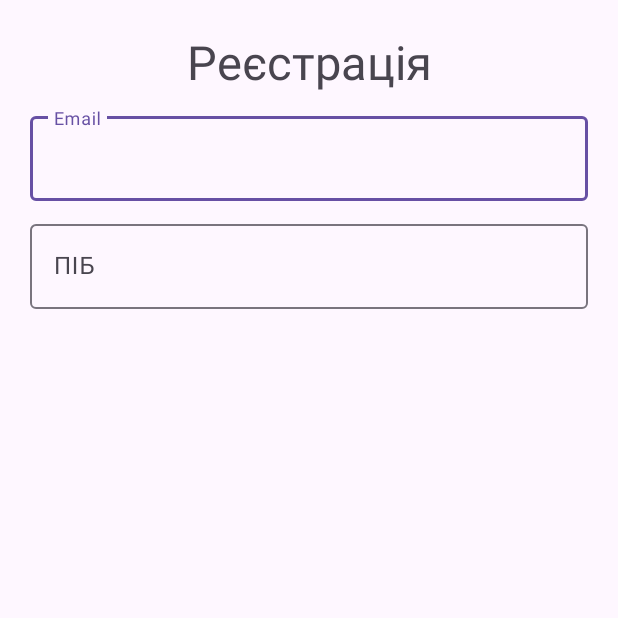
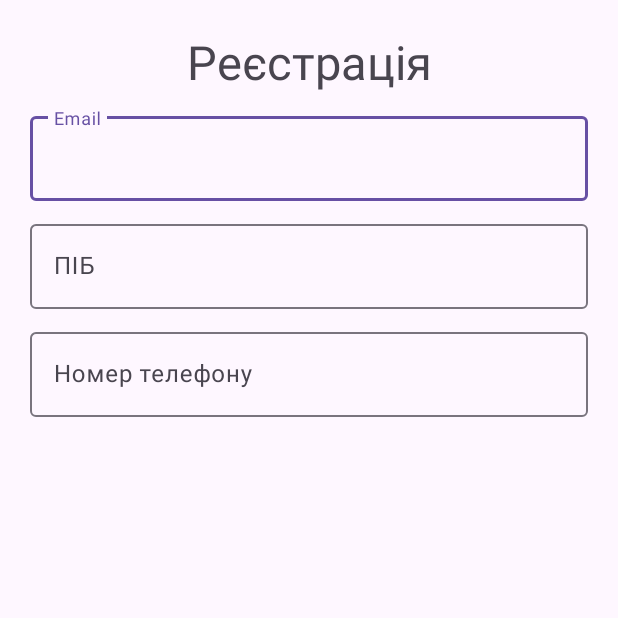
Before and after one commit to Light2Night/LiteAndroidApp, an Android app: the screen it shows after launch (MainActivity), on a phone screen of 412 x 824 dp, the top half of it. Run offline under Robolectric (Android 15) with nearby library versions, the phone set to English and light mode, and no system bars.

Commit message:
Added Phone field

```diff
--- a/app/src/main/res/layout/activity_main.xml
+++ b/app/src/main/res/layout/activity_main.xml
@@ -48,4 +48,17 @@
 
     </com.google.android.material.textfield.TextInputLayout>
 
+    <com.google.android.material.textfield.TextInputLayout
+        android:id="@+id/phone"
+        android:layout_width="match_parent"
+        android:layout_height="wrap_content"
+        android:layout_marginTop="10dp"
+        android:hint="@string/phone"
+        app:layout_constraintTop_toBottomOf="@id/fullName">
+
+        <com.google.android.material.textfield.TextInputEditText
+            android:layout_width="match_parent"
+            android:layout_height="wrap_content" />
+
+    </com.google.android.material.textfield.TextInputLayout>
 </androidx.constraintlayout.widget.ConstraintLayout>
--- a/app/src/main/res/values/strings.xml
+++ b/app/src/main/res/values/strings.xml
@@ -3,4 +3,5 @@
     <string name="registration">Реєстрація</string>
     <string name="email">Email</string>
     <string name="fullName">ПІБ</string>
+    <string name="phone">Номер телефону</string>
 </resources>
```
